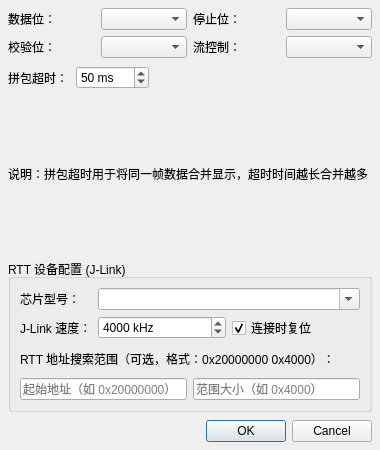
Old version of the form ui/serial_settings_dialog.ui in the repository ZIKEER/Z_COM.
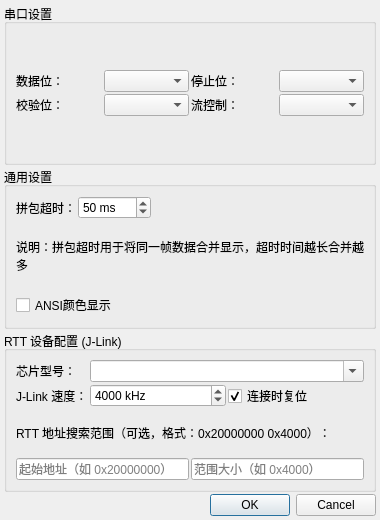
New version of the form.

```diff
--- a/ui/serial_settings_dialog.ui
+++ b/ui/serial_settings_dialog.ui
@@ -7,7 +7,7 @@
     <x>0</x>
     <y>0</y>
     <width>380</width>
-    <height>450</height>
+    <height>520</height>
    </rect>
   </property>
   <property name="windowTitle">
@@ -15,24 +15,33 @@
   </property>
   <layout class="QVBoxLayout" name="verticalLayout">
    <property name="spacing">
-    <number>8</number>
+    <number>2</number>
    </property>
    <property name="leftMargin">
-    <number>8</number>
+    <number>4</number>
    </property>
    <property name="topMargin">
-    <number>8</number>
+    <number>4</number>
    </property>
    <property name="rightMargin">
-    <number>8</number>
+    <number>4</number>
    </property>
    <property name="bottomMargin">
-    <number>8</number>
+    <number>4</number>
+   </property>
+   <item>
+    <widget class="QGroupBox" name="serialGroupBox">
+     <property name="title">
+      <string>串口设置</string>
+     </property>
+     <layout class="QVBoxLayout" name="serialVBoxLayout">
+      <property name="spacing">
+       <number>2</number>
    </property>
    <item>
     <layout class="QGridLayout" name="gridLayout">
      <property name="spacing">
-      <number>6</number>
+         <number>2</number>
      </property>
      <item row="0" column="0">
       <widget class="QLabel" name="databitsLabel">
@@ -76,6 +85,18 @@
      </item>
     </layout>
    </item>
+     </layout>
+    </widget>
+   </item>
+   <item>
+    <widget class="QGroupBox" name="commonGroupBox">
+     <property name="title">
+      <string>通用设置</string>
+     </property>
+     <layout class="QVBoxLayout" name="commonVBoxLayout">
+      <property name="spacing">
+       <number>2</number>
+      </property>
    <item>
     <layout class="QHBoxLayout" name="frameTimeoutLayout">
      <item>
@@ -127,18 +148,28 @@
     </widget>
    </item>
    <item>
+       <widget class="QCheckBox" name="ansiCheckBox">
+        <property name="text">
+         <string>ANSI颜色显示</string>
+        </property>
+       </widget>
+      </item>
+     </layout>
+    </widget>
+   </item>
+   <item>
     <widget class="QGroupBox" name="rttGroupBox">
      <property name="title">
       <string>RTT 设备配置 (J-Link)</string>
      </property>
      <layout class="QVBoxLayout" name="rttVBoxLayout">
       <property name="spacing">
-       <number>6</number>
+       <number>2</number>
       </property>
       <item>
        <layout class="QGridLayout" name="rttGridLayout">
         <property name="spacing">
-         <number>6</number>
+           <number>2</number>
         </property>
         <item row="0" column="0">
          <widget class="QLabel" name="rttChipLabel">
```
Left out of the diff: 2 changed lines with no effect on the pictures. Lines whose indentation alone changed are shown as unchanged.
